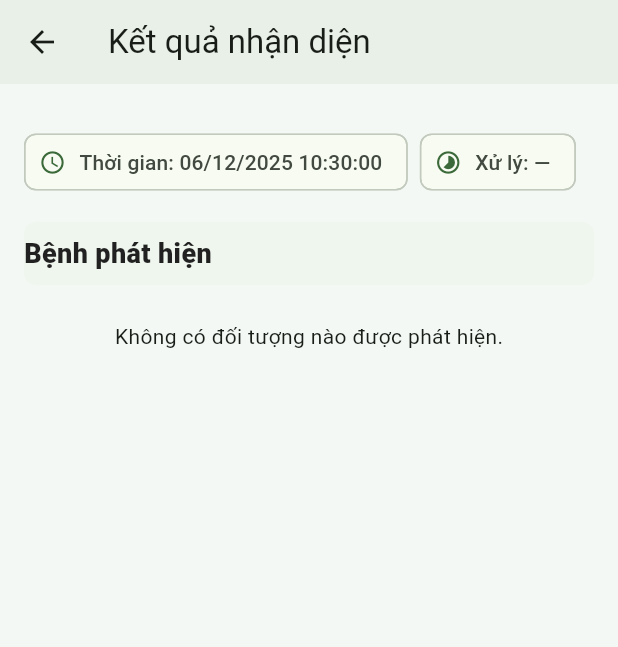
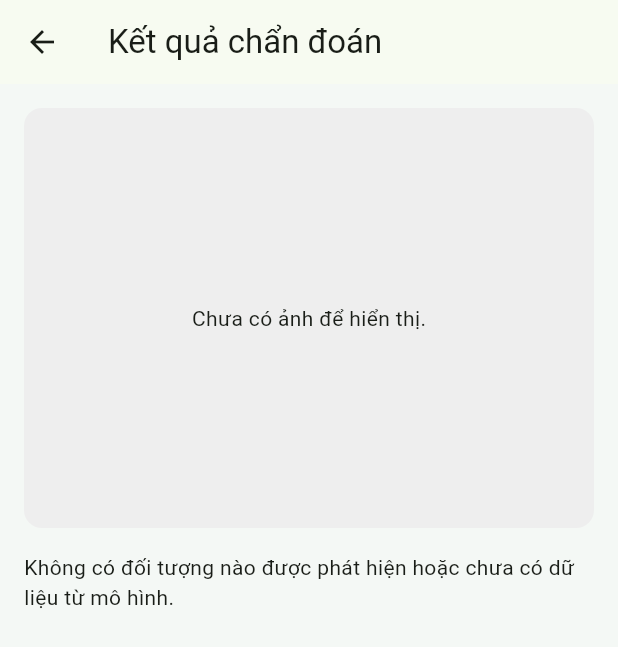
Before and after one commit to duydo2823/doan, a Flutter app: the ResultPage screen opened by its route, on a phone screen of 412 x 824 dp. Shown: the top 647 px of the screen. Run offline on Flutter 3.47's test engine with Material 3 defaults, Android fonts, the phone set to English and light mode, and no system bars; our stand-ins replace camera, image_picker, shared_preferences, video_player; missing offline and left inert: video_thumbnail; accounts and stored records are empty.

Commit message:
Update Flutter app with ROS WebSocket integration

```diff
--- a/lib/pages/result_page.dart
+++ b/lib/pages/result_page.dart
@@ -15,78 +15,84 @@ const Map<String, String> kDiseaseVI = {
   'Healthy': 'Lá khoẻ mạnh',
 };
 
-/// Hướng dẫn điều trị & phòng ngừa theo tài liệu bạn gửi
+/// Hướng dẫn điều trị & phòng ngừa
+/// Mỗi bệnh có 2 nhóm:
+///   quick   - xử lý nhanh khi đã phát hiện bệnh
+///   prevent - phòng ngừa lâu dài
 const Map<String, Map<String, List<String>>> kGuide = {
+  'Cercospora': {
+    'quick': [
+      'Tỉa bỏ các lá, cành bị bệnh nặng, thu gom và tiêu hủy để tránh lây lan.',
+      'Không để lá bệnh rụng lại trên vườn, hạn chế nước tưới văng làm phát tán bào tử.',
+      'Khi bệnh nặng có thể phun thuốc gốc đồng hoặc các thuốc đặc trị theo khuyến cáo của cán bộ kỹ thuật.',
+    ],
+    'prevent': [
+      'Trồng với mật độ hợp lý, tỉa cành tạo tán thông thoáng giúp vườn ít ẩm, hạn chế nấm bệnh.',
+      'Bón phân cân đối N-P-K, tăng cường phân hữu cơ và kali để lá dày, khỏe, ít nhiễm bệnh.',
+      'Thường xuyên kiểm tra vườn, phát hiện sớm các vết bệnh nhỏ để xử lý kịp thời.',
+    ],
+  },
   'Miner': {
     'quick': [
-      'Khi phát hiện sâu, cắt bỏ cành/thân bị đục và tiêu hủy ngay (cắt xa vị trí đục ≥ 8 cm).',
-      'Không cắt được thì dùng dây thép luồn vào lỗ đục để diệt sâu.',
-      'Phun thuốc có hoạt chất Diazinon hoặc Chlorpyrifos Ethyl + Cypermethrin theo khuyến cáo.',
-      'Phun vào sáng sớm/chiều mát, tập trung vào thân; ưu tiên thuốc độc tính thấp.',
-      'Dùng bẫy đèn bắt sâu trưởng thành vào đầu mùa mưa.',
+      'Cắt bỏ và tiêu hủy các lá, cành bị sâu đục nặng để triệt nguồn sâu.',
+      'Khi phát hiện đường đục mới, có thể dùng tay vò nát lá hoặc cắt bỏ phần lá đó.',
+      'Có thể sử dụng thuốc trừ sâu theo khuyến cáo địa phương khi mật số cao.',
     ],
-    'long': [
-      'Thăm vườn thường xuyên để phát hiện sớm; cắt bỏ và tiêu hủy cành bệnh.',
-      'Vệ sinh vườn, dọn cỏ, đốt bỏ tàn dư thực vật.',
-      'Mật độ trồng hợp lý, tỉa cành tạo tán cho thông thoáng.',
-      'Bón phân cân đối; tránh lạm dụng đạm; tăng sức đề kháng cho cây.',
-      'Bảo vệ thiên địch (ong ký sinh, bọ rùa…).',
-      'Dùng chế phẩm sinh học: nấm xanh (Metarhizium), nấm trắng (Beauveria).',
-      'Phun phòng định kỳ bằng thuốc thấm sâu/lưu dẫn mạnh.',
-      'Có thể bơm thuốc trực tiếp vào lỗ đục bằng xilanh để tăng hiệu quả.',
+    'prevent': [
+      'Giữ vườn thông thoáng, hạn chế cỏ dại là nơi trú ẩn của sâu.',
+      'Bón phân cân đối, không bón thừa đạm làm lá non ra quá nhiều, dễ thu hút sâu.',
+      'Theo dõi thường xuyên vào giai đoạn cây ra đọt non để phát hiện sớm sâu non.',
     ],
   },
-
+  'Phoma': {
+    'quick': [
+      'Cắt tỉa và tiêu hủy lá, cành bị bệnh, nhất là những lá có nhiều đốm cháy lớn.',
+      'Giảm tưới, tránh để vườn ẩm ướt kéo dài vì tạo điều kiện cho nấm phát triển.',
+      'Trong trường hợp bệnh nặng có thể phun thuốc trừ nấm theo đúng liều lượng khuyến cáo.',
+    ],
+    'prevent': [
+      'Quản lý tốt tàn dư thực vật, không để cành lá bệnh tồn tại trong vườn.',
+      'Bón phân hữu cơ hoai mục kết hợp nấm đối kháng để cải tạo đất và hạn chế nấm gây bệnh.',
+      'Tạo tán thông thoáng, hạn chế trồng quá dày, thường xuyên vệ sinh vườn.',
+    ],
+  },
   'Rust': {
     'quick': [
-      'Kiểm tra vườn thường xuyên để phát hiện sớm.',
-      'Phun sớm khi mới chớm: Propiconazole, Difenoconazole, Hexaconazole hoặc Copper Oxychloride.',
-      'Phun phòng 10–15 ngày/lần đầu mùa mưa để chặn lây lan.',
-      'Thu gom, tiêu hủy lá bệnh; cây nặng thì xử lý riêng, tránh phát tán bào tử.',
-      'Luân phiên hoạt chất để tránh kháng thuốc.',
+      'Loại bỏ lá bị bệnh nặng, thu gom và tiêu hủy đúng cách.',
+      'Hạn chế tưới phun mưa vào thời điểm chiều tối, tránh làm ẩm kéo dài trên mặt lá.',
+      'Khi bệnh phát triển mạnh có thể sử dụng thuốc đặc trị bệnh rỉ sắt theo hướng dẫn.',
     ],
-    'long': [
-      'Thu gom, đốt/chôn sâu lá bệnh rụng dưới gốc.',
-      'Dọn sạch cỏ dại, tàn dư thực vật.',
-      'Trồng mật độ hợp lý, không quá dày; tỉa cành tăm, cành vô hiệu.',
-      'Cải thiện thoát nước, giữ vườn khô ráo mùa mưa.',
-      'Bón cân đối, tăng Kali; hạn chế bón thừa đạm.',
-      'Bổ sung hữu cơ để cải tạo đất và tăng đề kháng.',
+    'prevent': [
+      'Chọn giống có khả năng chống chịu bệnh rỉ sắt tốt nếu có điều kiện.',
+      'Chăm sóc cân đối dinh dưỡng, tránh bón quá nhiều đạm làm lá non mỏng, dễ nhiễm bệnh.',
+      'Theo dõi vườn thường xuyên vào đầu và giữa mùa mưa để phát hiện sớm vết bệnh rỉ.',
     ],
   },
-
-  'Phoma': {
+  'Healthy': {
     'quick': [
-      'Cắt bỏ lá/cành bệnh nặng để ngăn lây lan và tiêu hủy ngay.',
-      'Phun Mancozeb, Copper Oxychloride, Validamycin hoặc Metalaxyl đúng liều.',
-      'Dùng chế phẩm sinh học Trichoderma để khống chế nấm trong đất.',
-      'Có thể rải vôi bột khử khuẩn đất tại vùng ổ dịch.',
+      'Không phát hiện dấu hiệu bệnh rõ ràng trên lá cà phê ở thời điểm hiện tại.',
+      'Tiếp tục theo dõi cây để kịp thời phát hiện nếu xuất hiện triệu chứng bất thường.',
     ],
-    'long': [
-      'Tỉa cành tạo tán thông thoáng, giảm ẩm vườn.',
-      'Vệ sinh vườn, thu gom và tiêu hủy tàn dư, cỏ dại.',
-      'Khoảng cách trồng hợp lý để lưu thông ánh sáng/không khí.',
-      'Bón cân đối, ưu tiên Kali/Canxi/Silic để tăng đề kháng; tránh thừa đạm.',
-      'Tưới tiêu hợp lý, tránh úng hoặc khô hạn kéo dài.',
-    ],
-  },
-
-  'Cercospora': {
-    'quick': [
-      'Tỉa bỏ lá, cành, quả bệnh và tiêu hủy xa khu trồng.',
-      'Phun Hexaconazole, Copper Hydroxide… theo hướng dẫn; luân phiên hoạt chất.',
-      'Có thể dùng Trichoderma/Chaetomium (sinh học) để hỗ trợ.',
-      'Sau xử lý, chăm sóc phục hồi: bón cân đối, tưới hợp lý.',
-    ],
-    'long': [
-      'Tỉa cành già/yếu/chen chúc để tăng thông thoáng.',
-      'Thu gom, tiêu hủy lá rụng/tàn dư – cắt nguồn nấm bệnh.',
-      'Không trồng quá dày, cải thiện thông khí và ánh sáng.',
-      'Đảm bảo thoát nước tốt, tránh úng mùa mưa.',
-      'Bón cân đối, ưu tiên Kali/Canxi; hạn chế thừa đạm trong mùa mưa.',
+    'prevent': [
+      'Duy trì chăm sóc vườn theo quy trình, bón phân cân đối và tỉa cành hợp lý.',
+      'Chủ động vệ sinh vườn, quản lý cỏ dại, thoát nước tốt để hạn chế mầm bệnh phát sinh.',
     ],
   },
 };
+
+/// Chuẩn hoá tên lớp bệnh từ ROS về key chuẩn để tra map
+String normalizeDiseaseKey(String raw) {
+  final s = raw.trim();
+  final lower = s.toLowerCase();
+
+  if (lower.contains('cercospora')) return 'Cercospora';
+  if (lower.contains('miner')) return 'Miner';
+  if (lower.contains('phoma')) return 'Phoma';
+  if (lower.contains('rust')) return 'Rust';
+  if (lower.contains('healthy') || lower.contains('normal')) return 'Healthy';
+
+  return s;
+}
 
 class ResultPage extends StatefulWidget {
   static const routeName = '/result';
@@ -102,34 +108,50 @@ class _ResultPageState extends State<ResultPage> {
   String? _rawPath;
   Uint8List? _annotated;
   Map<String, dynamic>? _detections;
-
-  // Tính toán
-  late final DateTime _ts = DateTime.now();
   double? _latencyMs;
 
-  // Chỉ lưu lịch sử 1 lần
-  bool _saved = false;
+  bool _initialized = false;
+  bool _savedHistory = false;
+
+  final NumberFormat _scoreFormat = NumberFormat('0.0');
 
   @override
   void didChangeDependencies() {
     super.didChangeDependencies();
-    final args = ModalRoute.of(context)?.settings.arguments as Map<String, dynamic>?;
+    if (_initialized) return;
 
-    _rawPath   = args?['rawPath'] as String?;
-    _annotated = args?['annotated'] as Uint8List?;
-    _detections = args?['detections'] as Map<String, dynamic>?;
+    final args = ModalRoute.of(context)?.settings.arguments;
 
-    if (_detections != null && _detections!['latency_ms'] is num) {
-      _latencyMs = (_detections!['latency_ms'] as num).toDouble();
+    if (args is String) {
+      // Trường hợp từ CameraPage: chỉ có đường dẫn ảnh
+      _rawPath = args;
+    } else if (args is Map) {
+      // Trường hợp từ VideoStreamPage: nhận annotated + detections
+      final map = Map<String, dynamic>.from(args as Map);
+      _rawPath = map['rawPath'] as String?;
+      _annotated = map['annotated'] as Uint8List?;
+      final det = map['detections'];
+      if (det is Map<String, dynamic>) {
+        _detections = det;
+      } else if (det is Map) {
+        _detections = Map<String, dynamic>.from(det);
       }
-
-    if (!_saved) {
-      _saveHistoryBest();
-      _saved = true;
+      final lat = map['latencyMs'];
+      if (lat is num) {
+        _latencyMs = lat.toDouble();
       }
     }
 
-  /// Lấy mỗi bệnh 1 kết quả tốt nhất (điểm cao nhất)
+    _initialized = true;
+
+    // Lưu lịch sử (nếu có detection)
+    if (_detections != null && !_savedHistory) {
+      _savedHistory = true;
+      _saveHistoryBest();
+    }
+  }
+
+  /// Lấy mỗi bệnh 1 kết quả tốt nhất (score cao nhất)
   List<_OneDetection> _bestPerDisease() {
     final list = <_OneDetection>[];
     if (_detections == null) return list;
@@ -138,11 +160,18 @@ class _ResultPageState extends State<ResultPage> {
     if (dets is! List) return list;
 
     final byClass = <String, _OneDetection>{};
+
     for (final raw in dets) {
       final m = Map<String, dynamic>.from(raw as Map);
-      final cls = (m['cls'] ?? '').toString();
-      final score = (m['score'] is num) ? (m['score'] as num).toDouble() : 0.0;
-      final bbox = (m['bbox'] as List?)?.map((e) => (e as num).toDouble()).toList();
+
+      final rawCls = (m['cls'] ?? '').toString();
+      final cls = normalizeDiseaseKey(rawCls);
+
+      final score =
+      (m['score'] is num) ? (m['score'] as num).toDouble() : 0.0;
+      final bbox = (m['bbox'] as List?)
+          ?.map((e) => (e as num).toDouble())
+          .toList();
 
       if (cls.isEmpty) continue;
 
@@ -151,202 +180,225 @@ class _ResultPageState extends State<ResultPage> {
         byClass[cls] = _OneDetection(cls: cls, score: score, bbox: bbox);
       }
     }
+
     list.addAll(byClass.values);
-    // Sắp xếp giảm dần theo score
     list.sort((a, b) => b.score.compareTo(a.score));
     return list;
   }
 
-  /// Lưu bản ghi mạnh nhất vào lịch sử
   Future<void> _saveHistoryBest() async {
     final best = _bestPerDisease();
     if (best.isEmpty) return;
 
     final top = best.first;
-    final vi = kDiseaseVI[top.cls] ?? top.cls;
-    final imgPath = _rawPath; // lưu path ảnh gốc (nếu có)
+    final canonical = normalizeDiseaseKey(top.cls);
 
-    await DetectionHistoryStorage.addRecord({
-      'time'   : DateFormat('dd/MM/yyyy HH:mm:ss').format(_ts),
-      'cls'    : vi,
-      'score'  : top.score.toStringAsFixed(2),
-      'latency': _latencyMs?.toStringAsFixed(2) ?? '-',
-      'path'   : imgPath,
-    });
+    final now = DateTime.now();
+    final fmt = DateFormat('dd/MM/yyyy HH:mm:ss');
+
+    final record = <String, dynamic>{
+      'time': fmt.format(now),
+      'cls': canonical,
+      'score': '${_scoreFormat.format(top.score * 100)}%',
+      'latency': _latencyMs?.round() ?? 0,
+      'path': _rawPath ?? '',
+    };
+
+    try {
+      await DetectionHistoryStorage.addRecord(record);
+    } catch (_) {
+      // Bỏ qua lỗi lưu lịch sử để không làm văng app
+    }
   }
 
   @override
   Widget build(BuildContext context) {
     final best = _bestPerDisease();
-    final hasAnyImage = _annotated != null || (_rawPath != null && File(_rawPath!).existsSync());
 
     return Scaffold(
       appBar: AppBar(
-        backgroundColor: const Color(0xFFE8F0E8),
-        title: const Text('Kết quả nhận diện'),
+        title: const Text('Kết quả chẩn đoán'),
       ),
-      backgroundColor: const Color(0xFFF4F8F5),
       body: SafeArea(
-        child: ListView(
-          padding: const EdgeInsets.fromLTRB(16, 12, 16, 24),
+        child: SingleChildScrollView(
+          padding: const EdgeInsets.all(16),
+          child: Column(
+            crossAxisAlignment: CrossAxisAlignment.stretch,
             children: [
-            // Ảnh hiển thị
-            if (hasAnyImage)
-              ClipRRect(
-                borderRadius: BorderRadius.circular(12),
-                child: AspectRatio(
-                  aspectRatio: 3 / 4,
-                  child: Container(
-                    color: Colors.white,
-                    child: _annotated != null
-                        ? Image.memory(_annotated!, fit: BoxFit.contain)
-                        : Image.file(File(_rawPath!), fit: BoxFit.contain),
+              _buildImagePreview(),
+              const SizedBox(height: 16),
+              if (best.isEmpty)
+                const Text(
+                  'Không có đối tượng nào được phát hiện hoặc chưa có dữ liệu từ mô hình.',
+                  style: TextStyle(fontSize: 14),
+                )
+              else ...[
+                const Text(
+                  'Tổng quan',
+                  style: TextStyle(
+                    fontSize: 16,
+                    fontWeight: FontWeight.bold,
                   ),
                 ),
+                const SizedBox(height: 8),
+                const Text(
+                  'Hệ thống đã chọn ra đối tượng có độ tin cậy cao nhất cho mỗi loại bệnh. '
+                      'Bấm vào từng mục để xem hướng dẫn xử lý nhanh và phòng ngừa lâu dài.',
+                  style: TextStyle(fontSize: 13),
                 ),
-
                 const SizedBox(height: 16),
-
-            // Thông tin thời gian & latency
-            _InfoChips(
-              time: DateFormat('dd/MM/yyyy HH:mm:ss').format(_ts),
-              latency: _latencyMs != null ? '${_latencyMs!.toStringAsFixed(2)} ms' : '—',
+                ...best.map((d) => _DiseaseCard(detection: d)),
+              ],
+            ],
           ),
-
-            const SizedBox(height: 16),
-
-            const _SectionTitle('Bệnh phát hiện'),
-
-            if (best.isEmpty)
-              const Padding(
-                padding: EdgeInsets.symmetric(vertical: 24),
-                child: Center(child: Text('Không có đối tượng nào được phát hiện.')),
-              ),
-
-            // Mỗi bệnh 1 card có thể thu gọn / mở ra
-            for (final d in best) _DiseaseCard(detection: d),
-          ],
         ),
       ),
     );
   }
+
+  Widget _buildImagePreview() {
+    Widget child;
+    if (_annotated != null) {
+      child = Image.memory(
+        _annotated!,
+        fit: BoxFit.contain,
+      );
+    } else if (_rawPath != null && _rawPath!.isNotEmpty) {
+      final file = File(_rawPath!);
+      if (file.existsSync()) {
+        child = Image.file(
+          file,
+          fit: BoxFit.contain,
+        );
+      } else {
+        child = const Center(
+          child: Text('Không tìm thấy file ảnh gốc.'),
+        );
+      }
+    } else {
+      child = const Center(
+        child: Text('Chưa có ảnh để hiển thị.'),
+      );
     }
 
-/* --------------------------------------------------------------- */
-/*  Widgets nhỏ                                                     */
-/* --------------------------------------------------------------- */
-
-class _InfoChips extends StatelessWidget {
-  final String time;
-  final String latency;
-  const _InfoChips({required this.time, required this.latency});
-
-  @override
-  Widget build(BuildContext context) {
-    return Wrap(
-      spacing: 8, runSpacing: 8,
-      children: [
-        Chip(
-          avatar: const Icon(Icons.schedule, size: 18),
-          label: Text('Thời gian: $time'),
+    return Container(
+      constraints: const BoxConstraints(maxHeight: 280),
+      decoration: BoxDecoration(
+        borderRadius: BorderRadius.circular(12),
+        color: Colors.grey.shade200,
       ),
-        Chip(
-          avatar: const Icon(Icons.timelapse, size: 18),
-          label: Text('Xử lý: $latency'),
-        ),
-      ],
-    );
-  }
-}
-
-class _SectionTitle extends StatelessWidget {
-  final String text;
-  const _SectionTitle(this.text);
-
-  @override
-  Widget build(BuildContext context) {
-    return Container(
-      padding: const EdgeInsets.symmetric(vertical: 8),
-      decoration: BoxDecoration(
-        color: const Color(0xFFEFF6EE),
-        borderRadius: BorderRadius.circular(8),
-      ),
-      child: Text(
-        text,
-        style: const TextStyle(
-            fontSize: 18, fontWeight: FontWeight.w800, color: Colors.black87),
-      ),
+      clipBehavior: Clip.antiAlias,
+      child: child,
     );
   }
 }
 
 class _DiseaseCard extends StatelessWidget {
   final _OneDetection detection;
+
   const _DiseaseCard({required this.detection});
 
-  String _leadingLetter(String cls) => (cls.isNotEmpty) ? cls[0].toUpperCase() : '?';
+  String _leadingLetter(String cls) =>
+      (cls.isNotEmpty) ? cls[0].toUpperCase() : '?';
 
   @override
   Widget build(BuildContext context) {
-    final cls = detection.cls;
-    final vi = kDiseaseVI[cls] ?? cls;
-    final tips = kGuide[cls];
+    final canonical = normalizeDiseaseKey(detection.cls);
+    final vi = kDiseaseVI[canonical] ?? canonical;
+    final tips = kGuide[canonical];
 
     return Card(
       margin: const EdgeInsets.symmetric(vertical: 8),
-      shape: RoundedRectangleBorder(borderRadius: BorderRadius.circular(12)),
-      child: Theme( // làm ExpansionTile ít trống hơn
-        data: Theme.of(context).copyWith(dividerColor: Colors.transparent),
+      elevation: 2,
       child: ExpansionTile(
-          tilePadding: const EdgeInsets.symmetric(horizontal: 16, vertical: 8),
         leading: CircleAvatar(
-            backgroundColor: Colors.green.shade50,
-            foregroundColor: Colors.green.shade800,
-            child: Text(_leadingLetter(cls)),
+          child: Text(_leadingLetter(canonical)),
         ),
         title: Text(
           vi,
-            style: const TextStyle(fontSize: 16, fontWeight: FontWeight.w800),
+          style: const TextStyle(fontWeight: FontWeight.bold),
         ),
-          subtitle: Text('Độ tin cậy: ${(detection.score * 100).toStringAsFixed(2)}%'),
+        subtitle: Text(
+          'Độ tin cậy: ${(detection.score * 100).toStringAsFixed(1)}%',
+          style: const TextStyle(fontSize: 13),
+        ),
         childrenPadding: const EdgeInsets.fromLTRB(16, 0, 16, 16),
         children: [
-            const Divider(),
           if (tips == null)
-              const Text('Chưa có hướng dẫn cho bệnh này.'),
-            if (tips != null) ...[
-              const Text('Xử lý nhanh', style: TextStyle(
-                  fontSize: 16, fontWeight: FontWeight.w700)),
-              const SizedBox(height: 6),
-              for (final line in tips['quick']!) _Bullet(line),
-              const SizedBox(height: 12),
-              const Text('Phòng ngừa lâu dài', style: TextStyle(
-                  fontSize: 16, fontWeight: FontWeight.w700)),
-              const SizedBox(height: 6),
-              for (final line in tips['long']!) _Bullet(line),
+            const Text(
+              'Chưa có hướng dẫn chi tiết cho bệnh này.',
+              style: TextStyle(fontSize: 13),
+            )
+          else ...[
+            if (tips['quick'] != null && tips['quick']!.isNotEmpty)
+              _TipSection(
+                icon: Icons.medical_services,
+                title: 'Xử lý nhanh trên vườn',
+                items: tips['quick']!,
+              ),
+            const SizedBox(height: 8),
+            if (tips['prevent'] != null && tips['prevent']!.isNotEmpty)
+              _TipSection(
+                icon: Icons.shield,
+                title: 'Phòng ngừa lâu dài',
+                items: tips['prevent']!,
+              ),
           ],
         ],
-        ),
       ),
     );
   }
 }
 
-class _Bullet extends StatelessWidget {
-  final String text;
-  const _Bullet(this.text);
+class _TipSection extends StatelessWidget {
+  final IconData icon;
+  final String title;
+  final List<String> items;
+
+  const _TipSection({
+    required this.icon,
+    required this.title,
+    required this.items,
+  });
 
   @override
   Widget build(BuildContext context) {
-    return Padding(
-      padding: const EdgeInsets.only(bottom: 6),
+    return Column(
+      crossAxisAlignment: CrossAxisAlignment.start,
+      children: [
+        Row(
+          children: [
+            Icon(icon, size: 16),
+            const SizedBox(width: 6),
+            Text(
+              title,
+              style: const TextStyle(
+                fontSize: 14,
+                fontWeight: FontWeight.w600,
+              ),
+            ),
+          ],
+        ),
+        const SizedBox(height: 4),
+        ...items.map(
+              (e) => Padding(
+            padding: const EdgeInsets.only(bottom: 2),
             child: Row(
               crossAxisAlignment: CrossAxisAlignment.start,
               children: [
-          const Text('•  '),
-          Expanded(child: Text(text)),
+                const Text('• ',
+                    style: TextStyle(fontSize: 13, height: 1.4)),
+                Expanded(
+                  child: Text(
+                    e,
+                    style: const TextStyle(fontSize: 13, height: 1.4),
+                  ),
+                ),
               ],
             ),
+          ),
+        ),
+      ],
     );
   }
 }
@@ -356,5 +408,10 @@ class _OneDetection {
   final String cls;
   final double score;
   final List<double>? bbox;
-  const _OneDetection({required this.cls, required this.score, this.bbox});
+
+  const _OneDetection({
+    required this.cls,
+    required this.score,
+    this.bbox,
+  });
 }
```
Lines whose indentation alone changed are shown as unchanged.
